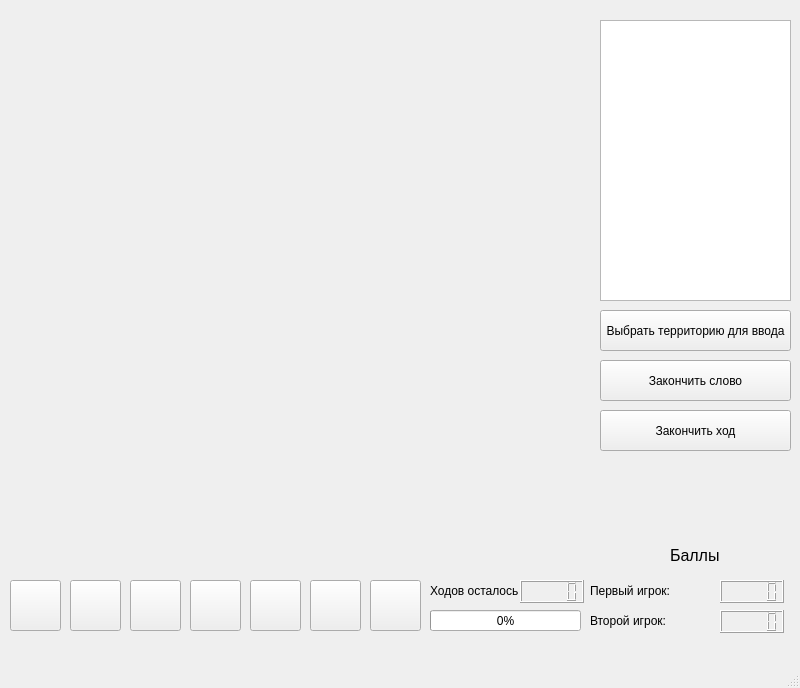
Qt form ui_wordmaker.ui (RustyGuard/PyQTProject) before a commit.
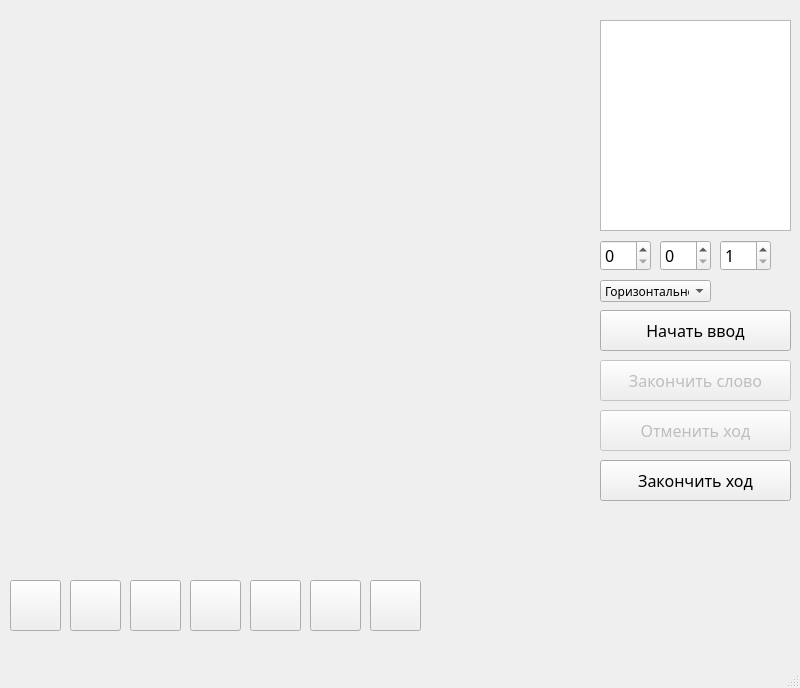
The same form after that commit.

Patch:
```diff
--- a/ui_wordmaker.ui
+++ b/ui_wordmaker.ui
@@ -23,8 +23,15 @@
       <height>41</height>
      </rect>
     </property>
+    <property name="font">
+     <font>
+      <family>Segoe Print</family>
+      <pointsize>12</pointsize>
+      <italic>false</italic>
+     </font>
+    </property>
     <property name="text">
-     <string>Выбрать территорию для ввода</string>
+     <string>Начать ввод</string>
     </property>
    </widget>
    <widget class="QListWidget" name="listWidget">
@@ -33,9 +40,15 @@
       <x>600</x>
       <y>20</y>
       <width>191</width>
-      <height>281</height>
+      <height>211</height>
      </rect>
     </property>
+    <property name="font">
+     <font>
+      <family>Papyrus</family>
+      <pointsize>12</pointsize>
+     </font>
+    </property>
    </widget>
    <widget class="QPushButton" name="b0">
     <property name="geometry">
@@ -128,20 +141,10 @@
      <string/>
     </property>
    </widget>
-   <widget class="QPushButton" name="pushButton_9">
-    <property name="geometry">
-     <rect>
-      <x>600</x>
-      <y>360</y>
-      <width>191</width>
-      <height>41</height>
-     </rect>
+   <widget class="QPushButton" name="turnCancel">
+    <property name="enabled">
+     <bool>false</bool>
     </property>
-    <property name="text">
-     <string>Закончить слово</string>
-    </property>
-   </widget>
-   <widget class="QPushButton" name="pushButton_10">
     <property name="geometry">
      <rect>
       <x>600</x>
@@ -150,108 +153,140 @@
       <height>41</height>
      </rect>
     </property>
+    <property name="font">
+     <font>
+      <family>Segoe Print</family>
+      <pointsize>12</pointsize>
+     </font>
+    </property>
+    <property name="text">
+     <string>Отменить ход</string>
+    </property>
+   </widget>
+   <widget class="QPushButton" name="turnEnd">
+    <property name="geometry">
+     <rect>
+      <x>600</x>
+      <y>460</y>
+      <width>191</width>
+      <height>41</height>
+     </rect>
+    </property>
+    <property name="font">
+     <font>
+      <family>Segoe Print</family>
+      <pointsize>12</pointsize>
+     </font>
+    </property>
     <property name="text">
      <string>Закончить ход</string>
     </property>
    </widget>
-   <widget class="QProgressBar" name="progressBar">
+   <widget class="QSpinBox" name="wordX">
     <property name="geometry">
      <rect>
-      <x>430</x>
-      <y>610</y>
-      <width>151</width>
-      <height>21</height>
+      <x>600</x>
+      <y>240</y>
+      <width>51</width>
+      <height>31</height>
      </rect>
     </property>
-    <property name="value">
-     <number>0</number>
+    <property name="font">
+     <font>
+      <family>Papyrus</family>
+      <pointsize>12</pointsize>
+     </font>
     </property>
+    <property name="maximum">
+     <number>15</number>
+    </property>
    </widget>
-   <widget class="QLCDNumber" name="lcdNumber">
+   <widget class="QSpinBox" name="wordY">
     <property name="geometry">
      <rect>
-      <x>720</x>
-      <y>580</y>
-      <width>64</width>
-      <height>23</height>
+      <x>660</x>
+      <y>240</y>
+      <width>51</width>
+      <height>31</height>
      </rect>
     </property>
+    <property name="font">
+     <font>
+      <family>Papyrus</family>
+      <pointsize>12</pointsize>
+     </font>
+    </property>
+    <property name="maximum">
+     <number>15</number>
+    </property>
    </widget>
-   <widget class="QLCDNumber" name="lcdNumber_2">
+   <widget class="QSpinBox" name="wordLen">
     <property name="geometry">
      <rect>
       <x>720</x>
-      <y>610</y>
-      <width>64</width>
-      <height>23</height>
+      <y>240</y>
+      <width>51</width>
+      <height>31</height>
      </rect>
     </property>
-   </widget>
-   <widget class="QLabel" name="label">
-    <property name="geometry">
-     <rect>
-      <x>590</x>
-      <y>580</y>
-      <width>121</width>
-      <height>21</height>
-     </rect>
+    <property name="font">
+     <font>
+      <family>Papyrus</family>
+      <pointsize>12</pointsize>
+     </font>
     </property>
-    <property name="text">
-     <string>Первый игрок:</string>
+    <property name="minimum">
+     <number>1</number>
     </property>
+    <property name="maximum">
+     <number>16</number>
+    </property>
    </widget>
-   <widget class="QLabel" name="label_2">
+   <widget class="QComboBox" name="comboBox">
     <property name="geometry">
      <rect>
-      <x>590</x>
-      <y>610</y>
-      <width>121</width>
-      <height>21</height>
+      <x>600</x>
+      <y>280</y>
+      <width>111</width>
+      <height>22</height>
      </rect>
     </property>
-    <property name="text">
-     <string>Второй игрок:</string>
+    <property name="font">
+     <font>
+      <family>Segoe Print</family>
+     </font>
     </property>
+    <item>
+     <property name="text">
+      <string>Горизонтально</string>
+     </property>
+    </item>
+    <item>
+     <property name="text">
+      <string>Вертикально</string>
+     </property>
+    </item>
    </widget>
-   <widget class="QLabel" name="label_3">
+   <widget class="QPushButton" name="wordEnd">
+    <property name="enabled">
+     <bool>false</bool>
+    </property>
     <property name="geometry">
      <rect>
-      <x>670</x>
-      <y>545</y>
-      <width>61</width>
-      <height>21</height>
+      <x>600</x>
+      <y>360</y>
+      <width>191</width>
+      <height>41</height>
      </rect>
     </property>
     <property name="font">
      <font>
+      <family>Segoe Print</family>
       <pointsize>12</pointsize>
      </font>
     </property>
     <property name="text">
-     <string>Баллы</string>
-    </property>
-   </widget>
-   <widget class="QLCDNumber" name="lcdNumber_3">
-    <property name="geometry">
-     <rect>
-      <x>520</x>
-      <y>580</y>
-      <width>64</width>
-      <height>23</height>
-     </rect>
-    </property>
-   </widget>
-   <widget class="QLabel" name="label_4">
-    <property name="geometry">
-     <rect>
-      <x>430</x>
-      <y>580</y>
-      <width>91</width>
-      <height>21</height>
-     </rect>
-    </property>
-    <property name="text">
-     <string>Ходов осталось</string>
+     <string>Закончить слово</string>
     </property>
    </widget>
   </widget>
```
Left out of the diff: 44 changed lines with no effect on the pictures.
